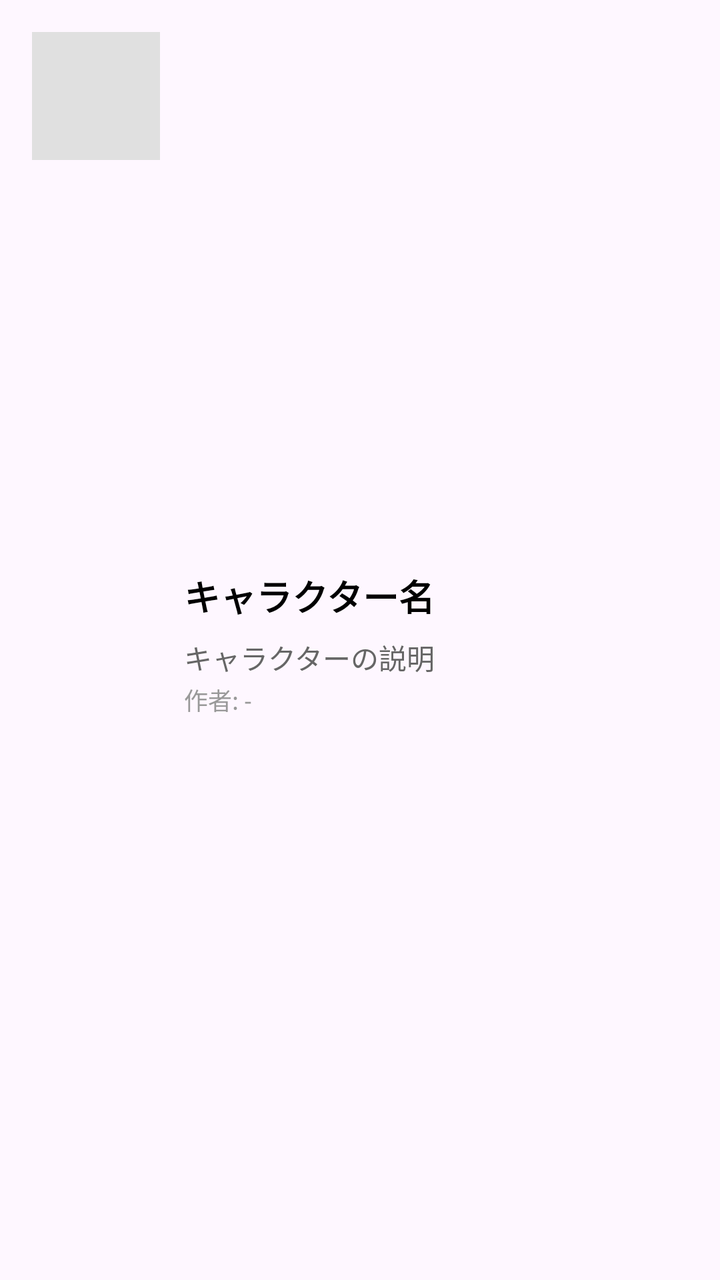
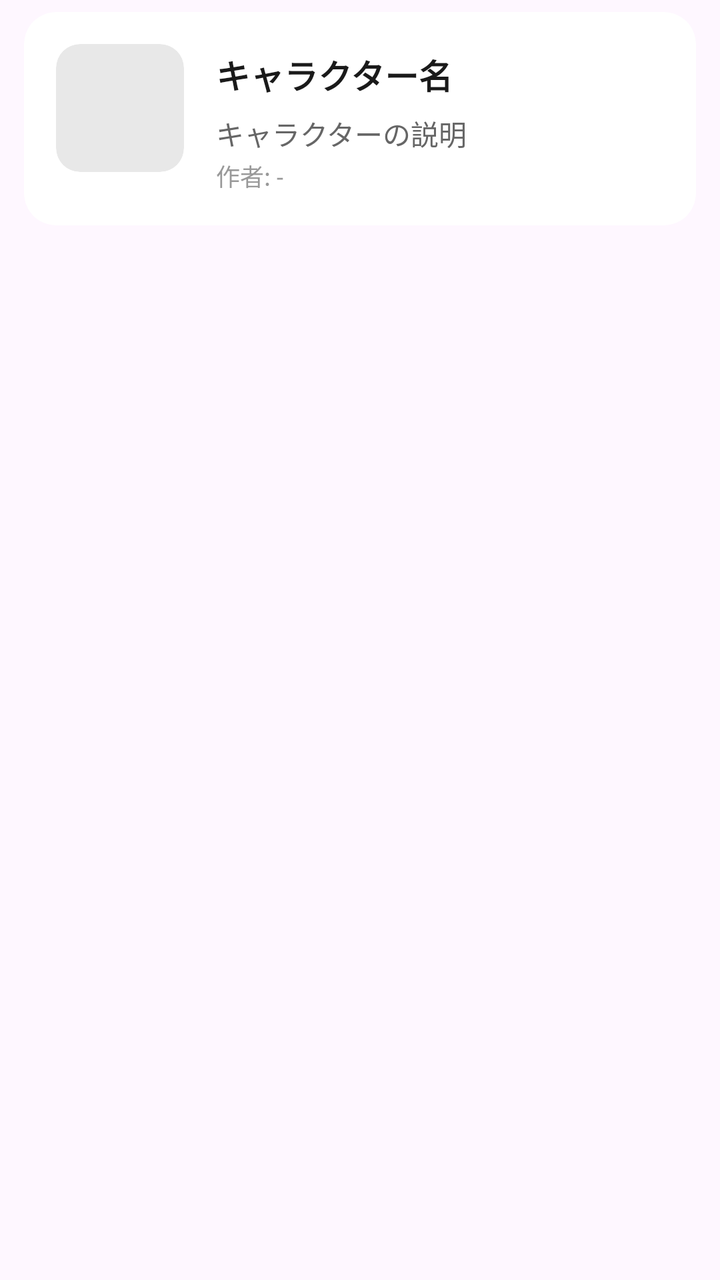

Two renders of the same Android screen: before a commit and after it. Below are the layout's source before the change and the commit's diff.
<!-- AndroidManifest.xml: application theme Theme.Homemascot -->
<!-- res/layout/character_list_item.xml -->
<?xml version="1.0" encoding="utf-8"?>
<LinearLayout xmlns:android="http://schemas.android.com/apk/res/android"
    android:layout_width="match_parent"
    android:layout_height="wrap_content"
    android:orientation="horizontal"
    android:padding="16dp"
    android:background="?attr/selectableItemBackground">

    
    <ImageView
        android:id="@+id/character_thumbnail"
        android:layout_width="64dp"
        android:layout_height="64dp"
        android:scaleType="centerCrop"
        android:background="#E0E0E0"
        android:contentDescription="キャラクターサムネイル" />

    
    <LinearLayout
        android:layout_width="0dp"
        android:layout_height="wrap_content"
        android:layout_weight="1"
        android:orientation="vertical"
        android:layout_marginStart="12dp"
        android:layout_gravity="center_vertical">

        
        <LinearLayout
            android:layout_width="match_parent"
            android:layout_height="wrap_content"
            android:orientation="horizontal"
            android:gravity="center_vertical">

            <TextView
                android:id="@+id/character_name"
                android:layout_width="0dp"
                android:layout_height="wrap_content"
                android:layout_weight="1"
                android:text="キャラクター名"
                android:textSize="18sp"
                android:textColor="#000000"
                android:textStyle="bold" />

            <TextView
                android:id="@+id/check_mark"
                android:layout_width="wrap_content"
                android:layout_height="wrap_content"
                android:text="✓"
                android:textSize="24sp"
                android:textColor="#6200EE"
                android:visibility="invisible" />
        </LinearLayout>

        <TextView
            android:id="@+id/character_description"
            android:layout_width="match_parent"
            android:layout_height="wrap_content"
            android:text="キャラクターの説明"
            android:textSize="14sp"
            android:textColor="#666666"
            android:layout_marginTop="4dp"
            android:maxLines="2"
            android:ellipsize="end" />

        <TextView
            android:id="@+id/character_author"
            android:layout_width="match_parent"
            android:layout_height="wrap_content"
            android:text="作者: -"
            android:textSize="12sp"
            android:textColor="#999999"
            android:layout_marginTop="2dp" />
    </LinearLayout>

</LinearLayout>
<!-- resources referenced by this layout -->
<resources>
  <style name="Theme.Homemascot" parent="Theme.Material3.Light.NoActionBar">
          
          <item name="colorPrimary">#3f51b5</item>
          <item name="colorOnPrimary">#FFFFFF</item>
  
          
          <item name="colorSurface">#f5f5f5</item>
          <item name="colorOnSurface">#000000</item>
          <item name="colorOnSurfaceVariant">#666666</item>
      </style>
</resources>

<!-- the commit's change to res/layout/character_list_item.xml (unified diff, before → after) -->
@@ -1,75 +1,95 @@
 <?xml version="1.0" encoding="utf-8"?>
-<LinearLayout xmlns:android="http://schemas.android.com/apk/res/android"
+<FrameLayout xmlns:android="http://schemas.android.com/apk/res/android"
+    xmlns:app="http://schemas.android.com/apk/res-auto"
     android:layout_width="match_parent"
     android:layout_height="wrap_content"
-    android:orientation="horizontal"
-    android:padding="16dp"
+    android:paddingStart="12dp"
+    android:paddingEnd="12dp"
+    android:paddingTop="6dp"
+    android:paddingBottom="6dp"
     android:background="?attr/selectableItemBackground">
 
-    
-    <ImageView
-        android:id="@+id/character_thumbnail"
-        android:layout_width="64dp"
-        android:layout_height="64dp"
-        android:scaleType="centerCrop"
-        android:background="#E0E0E0"
-        android:contentDescription="キャラクターサムネイル" />
+    <com.google.android.material.card.MaterialCardView
+        android:layout_width="match_parent"
+        android:layout_height="wrap_content"
+        app:cardBackgroundColor="#FFFFFF"
+        app:cardCornerRadius="16dp"
+        app:cardElevation="1dp"
+        app:strokeWidth="0dp">
 
-    
-    <LinearLayout
-        android:layout_width="0dp"
-        android:layout_height="wrap_content"
-        android:layout_weight="1"
-        android:orientation="vertical"
-        android:layout_marginStart="12dp"
-        android:layout_gravity="center_vertical">
-
-        
         <LinearLayout
             android:layout_width="match_parent"
             android:layout_height="wrap_content"
             android:orientation="horizontal"
-            android:gravity="center_vertical">
+            android:padding="16dp">
 
-            <TextView
-                android:id="@+id/character_name"
+            
+            <ImageView
+                android:id="@+id/character_thumbnail"
+                android:layout_width="64dp"
+                android:layout_height="64dp"
+                android:scaleType="centerCrop"
+                android:background="@drawable/thumbnail_rounded_bg"
+                android:clipToOutline="true"
+                android:contentDescription="キャラクターサムネイル" />
+
+            
+            <LinearLayout
                 android:layout_width="0dp"
                 android:layout_height="wrap_content"
                 android:layout_weight="1"
-                android:text="キャラクター名"
-                android:textSize="18sp"
-                android:textColor="#000000"
-                android:textStyle="bold" />
+                android:orientation="vertical"
+                android:layout_marginStart="16dp"
+                android:layout_gravity="center_vertical">
 
-            <TextView
-                android:id="@+id/check_mark"
-                android:layout_width="wrap_content"
-                android:layout_height="wrap_content"
-                android:text="✓"
-                android:textSize="24sp"
-                android:textColor="#6200EE"
-                android:visibility="invisible" />
+                
+                <LinearLayout
+                    android:layout_width="match_parent"
+                    android:layout_height="wrap_content"
+                    android:orientation="horizontal"
+                    android:gravity="center_vertical">
+
+                    <TextView
+                        android:id="@+id/character_name"
+                        android:layout_width="0dp"
+                        android:layout_height="wrap_content"
+                        android:layout_weight="1"
+                        android:text="キャラクター名"
+                        android:textSize="17sp"
+                        android:textColor="#1A1A1A"
+                        android:textStyle="bold" />
+
+                    <TextView
+                        android:id="@+id/check_mark"
+                        android:layout_width="wrap_content"
+                        android:layout_height="wrap_content"
+                        android:text="✓"
+                        android:textSize="22sp"
+                        android:textStyle="bold"
+                        android:textColor="#2B2B2B"
+                        android:visibility="invisible" />
+                </LinearLayout>
+
+                <TextView
+                    android:id="@+id/character_description"
+                    android:layout_width="match_parent"
+                    android:layout_height="wrap_content"
+                    android:text="キャラクターの説明"
+                    android:textSize="14sp"
+                    android:textColor="#666666"
+                    android:layout_marginTop="4dp"
+                    android:maxLines="2"
+                    android:ellipsize="end" />
+
+                <TextView
+                    android:id="@+id/character_author"
+                    android:layout_width="match_parent"
+                    android:layout_height="wrap_content"
+                    android:text="作者: -"
+                    android:textSize="12sp"
+                    android:textColor="#999999"
+                    android:layout_marginTop="2dp" />
+            </LinearLayout>
         </LinearLayout>
-
-        <TextView
-            android:id="@+id/character_description"
-            android:layout_width="match_parent"
-            android:layout_height="wrap_content"
-            android:text="キャラクターの説明"
-            android:textSize="14sp"
-            android:textColor="#666666"
-            android:layout_marginTop="4dp"
-            android:maxLines="2"
-            android:ellipsize="end" />
-
-        <TextView
-            android:id="@+id/character_author"
-            android:layout_width="match_parent"
-            android:layout_height="wrap_content"
-            android:text="作者: -"
-            android:textSize="12sp"
-            android:textColor="#999999"
-            android:layout_marginTop="2dp" />
-    </LinearLayout>
-
-</LinearLayout>
+    </com.google.android.material.card.MaterialCardView>
+</FrameLayout>
<!-- resource entries referenced after the edit -->
@@ -1,5 +1,12 @@
 <!-- resources referenced by this layout -->
 <resources>
+  <!-- drawable thumbnail_rounded_bg (drawable) -->
+  <?xml version="1.0" encoding="utf-8"?>
+  <shape xmlns:android="http://schemas.android.com/apk/res/android"
+      android:shape="rectangle">
+      <solid android:color="#E8E8E8" />
+      <corners android:radius="12dp" />
+  </shape>
   <style name="Theme.Homemascot" parent="Theme.Material3.Light.NoActionBar">
           
           <item name="colorPrimary">#3f51b5</item>
